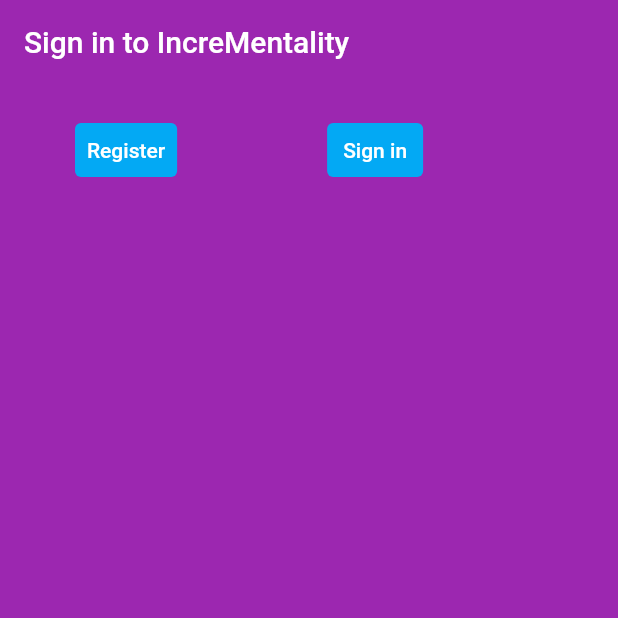
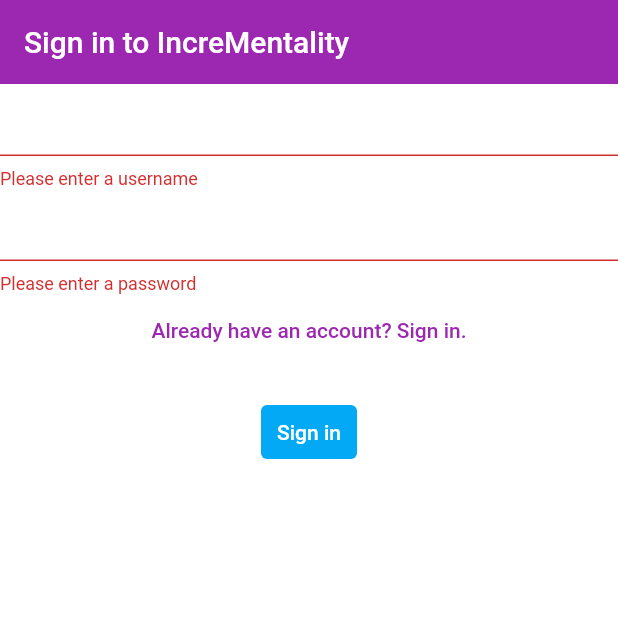
Before and after one commit to aidenharrington/Incrementality, a Flutter app: the screen it shows after launch, after a tap on "Sign in", on a phone screen of 412 x 824 dp, the top half of it. Run offline on Flutter 3.47's test engine with Material 2 defaults, Android fonts, the phone set to English and light mode, and no system bars; our stand-ins replace firebase_auth, firebase_core; accounts and stored records are empty.

Commit message:
added confirm password logic and registration error handling

```diff
--- a/lib/main.dart
+++ b/lib/main.dart
@@ -1,6 +1,6 @@
 import 'package:flutter/material.dart';
-import 'package:firebase_auth/firebase_auth.dart';
 import 'package:firebase_core/firebase_core.dart';
+import 'package:incrementality/screens/authenticate/sign_in_screen.dart';
 import 'package:incrementality/services/auth_service.dart';
 import 'package:provider/provider.dart';
 
@@ -14,7 +14,6 @@
 import 'screens/tabs/tasks_screen.dart';
 import 'screens/generic/app_loading_screen.dart';
 import 'screens/generic/error_screen.dart';
-import './screens/wrapper_screen.dart';
 
 void main() {
   WidgetsFlutterBinding.ensureInitialized();
@@ -41,15 +40,15 @@
         if (snapshot.connectionState == ConnectionState.done) {
           return MultiProvider(
             providers: [
-              StreamProvider<User>(
-                create: (ctx) => AuthService().userStream,
-                initialData: null,
+              ChangeNotifierProvider(
+                create: (ctx) => AuthService(),
               ),
               ChangeNotifierProvider(
                 create: (ctx) => TaskProvider(),
               ),
             ],
-            child: MaterialApp(
+            child: Consumer<AuthService>(
+              builder: (ctx, auth, _) => MaterialApp(
                 title: 'Flutter Demo',
                 theme: ThemeData(
                   primarySwatch: Colors.purple,
@@ -59,8 +58,8 @@
                     TargetPlatform.iOS: FadeTransitionBuilder(),
                   }),
                 ),
+                home: auth.isAuthenticated ? TasksScreen() : SignInScreen(),
                 routes: {
-                '/': (ctx) => WrapperScreen(),
                   TasksScreen.routeName: (ctx) => TasksScreen(),
                   DiscoverScreen.routeName: (ctx) => DiscoverScreen(),
                   EditTaskScreen.routeName: (ctx) => EditTaskScreen(),
@@ -69,11 +68,12 @@
                   StudyScreen.routeName: (ctx) => StudyScreen(),
                 },
                 onGenerateRoute: (settings) {
-                return MaterialPageRoute(builder: (ctx) => WrapperScreen());
+                  //return MaterialPageRoute(builder: (ctx) => WrapperScreen());
                 },
                 onUnknownRoute: (settings) {
-                return MaterialPageRoute(builder: (ctx) => WrapperScreen());
+                  //return MaterialPageRoute(builder: (ctx) => WrapperScreen());
                 },
+              ),
             ),
           );
         }
--- a/lib/models/authenticated_user.dart
+++ /dev/null
@@ -1,5 +0,0 @@
-class AuthenticatedUser {
-  final String uid;
-
-  AuthenticatedUser({this.uid});
-}
--- a/lib/models/exceptions/auth_exceptions/auth_exception.dart
+++ b/lib/models/exceptions/auth_exceptions/auth_exception.dart
@@ -1 +1,5 @@
-class AuthException implements Exception {}
+class AuthException implements Exception {
+  String get message {
+    return 'Auth Exception';
+  }
+}
--- a/lib/models/exceptions/auth_exceptions/email_in_use_exception.dart
+++ b/lib/models/exceptions/auth_exceptions/email_in_use_exception.dart
@@ -1,3 +1,7 @@
 import 'package:incrementality/models/exceptions/auth_exceptions/auth_exception.dart';
 
-class EmailInUseException implements AuthException {}
+class EmailInUseException implements AuthException {
+  String get message {
+    return 'Email is already in use.';
+  }
+}
--- a/lib/models/exceptions/auth_exceptions/password_too_weak_exception.dart
+++ b/lib/models/exceptions/auth_exceptions/password_too_weak_exception.dart
@@ -1,3 +1,7 @@
 import './auth_exception.dart';
 
-class PasswordTooWeakException implements AuthException {}
+class PasswordTooWeakException implements AuthException {
+  String get message {
+    return 'Password is too weak.';
+  }
+}
--- a/lib/models/exceptions/auth_exceptions/user_not_found_exception.dart
+++ b/lib/models/exceptions/auth_exceptions/user_not_found_exception.dart
@@ -1,3 +1,7 @@
 import './auth_exception.dart';
 
-class UserNotFoundException implements AuthException {}
+class UserNotFoundException implements AuthException {
+  String get message {
+    return 'Username or password is incorrect. Please try again.';
+  }
+}
--- a/lib/models/exceptions/auth_exceptions/user_not_verified_exception.dart
+++ b/lib/models/exceptions/auth_exceptions/user_not_verified_exception.dart
@@ -1,3 +1,7 @@
 import './auth_exception.dart';
 
-class UserNotVerifiedException implements AuthException {}
+class UserNotVerifiedException implements AuthException {
+  String get message {
+    return 'Please verify your email before continuing.';
+  }
+}
--- a/lib/screens/authenticate/sign_in_screen.dart
+++ b/lib/screens/authenticate/sign_in_screen.dart
@@ -1,21 +1,113 @@
 import 'package:flutter/material.dart';
+import 'package:incrementality/models/exceptions/auth_exceptions/auth_exception.dart';
+import 'package:provider/provider.dart';
 
 import '../../services/auth_service.dart';
 
-class SignInScreen extends StatelessWidget {
-  final AuthService _auth = AuthService();
+class SignInScreen extends StatefulWidget {
+  @override
+  State<SignInScreen> createState() => _SignInScreenState();
+}
+
+class _SignInScreenState extends State<SignInScreen> {
+  final TextEditingController _usernameController = TextEditingController();
+  final TextEditingController _passwordController = TextEditingController();
+  final TextEditingController _confirmPasswordController =
+      TextEditingController();
+  final _formKey = GlobalKey<FormState>();
+  final String _registrationErrorTitle = 'Error while registering account.';
+  final String _signInErrorTitle = 'Error while signing in.';
+  final String _registerText = 'New user? Create a new account.';
+  final String _signInText = 'Already have an account? Sign in.';
+
+  bool _registrationMode = false;
+
+  String _emptyFieldValidator(String value, String field) {
+    if (value == null || value.isEmpty) {
+      return 'Please enter a $field';
+    }
+    return null;
+  }
+
+  String _confimPasswordValidator(String value) {
+    String emptyValidator =
+        _emptyFieldValidator(value, 'confirmation password');
+    if (emptyValidator != null) {
+      return emptyValidator;
+    }
+    if (_registrationMode &&
+        _passwordController.text != _confirmPasswordController.text) {
+      return 'Passwords must match.';
+    }
+    return null;
+  }
+
+  void _toggleRegistrationMode() {
+    setState(() {
+      _registrationMode = !_registrationMode;
+    });
+  }
+
+  Future<void> _showErrorAlert(String title, String message) async {
+    return showDialog<void>(
+      context: context,
+      barrierDismissible: false,
+      builder: (BuildContext context) {
+        return AlertDialog(
+          title: Text(title),
+          content: SingleChildScrollView(
+            child: ListBody(
+              children: <Widget>[
+                Text(message),
+              ],
+            ),
+          ),
+          actions: <Widget>[
+            TextButton(
+              child: const Text('Okay'),
+              onPressed: () {
+                Navigator.of(context).pop();
+              },
+            ),
+          ],
+        );
+      },
+    );
+  }
 
   @override
   Widget build(BuildContext context) {
+    final AuthService _auth = Provider.of<AuthService>(context, listen: false);
     return Scaffold(
-      backgroundColor: Theme.of(context).primaryColor,
+      backgroundColor: Colors.white,
       appBar: AppBar(
         backgroundColor: Theme.of(context).primaryColor,
         title: Text('Sign in to IncreMentality'),
         elevation: 0.0,
       ),
-      body: Row(
+      body: Form(
+        key: _formKey,
+        child: Column(
           children: [
+            TextFormField(
+              controller: _usernameController,
+              validator: (value) => _emptyFieldValidator(value, 'username'),
+            ),
+            TextFormField(
+              controller: _passwordController,
+              validator: (value) => _emptyFieldValidator(value, 'password'),
+            ),
+            _registrationMode
+                ? Column(
+                    children: [
+                      TextFormField(
+                        controller: _confirmPasswordController,
+                        validator: (value) => _confimPasswordValidator(value),
+                      ),
+                      TextButton(
+                        onPressed: _toggleRegistrationMode,
+                        child: Text(_registerText),
+                      ),
                       Container(
                         padding: EdgeInsets.symmetric(
                           vertical: 20,
@@ -23,7 +115,8 @@
                         ),
                         child: TextButton(
                           style: ButtonStyle(
-                backgroundColor: MaterialStateProperty.resolveWith<Color>(
+                            backgroundColor:
+                                MaterialStateProperty.resolveWith<Color>(
                               (Set<MaterialState> states) {
                                 if (states.contains(MaterialState.pressed)) {
                                   return Colors.white;
@@ -37,9 +130,30 @@
                             style: TextStyle(color: Colors.white),
                           ),
                           onPressed: () async {
-                await _auth.register('bob', 'pass');
+                            if (_formKey.currentState.validate()) {
+                              try {
+                                await _auth.register(
+                                  _usernameController.text,
+                                  _passwordController.text,
+                                );
+                              } on AuthException catch (e) {
+                                await _showErrorAlert(
+                                    _registrationErrorTitle, e.message);
+                              } catch (e) {
+                                await _showErrorAlert(_registrationErrorTitle,
+                                    'Unknown System Error');
+                              }
+                            }
                           },
                         ),
+                      ),
+                    ],
+                  )
+                : Column(
+                    children: [
+                      TextButton(
+                        onPressed: _toggleRegistrationMode,
+                        child: Text(_signInText),
                       ),
                       Container(
                         padding: EdgeInsets.symmetric(
@@ -48,7 +162,8 @@
                         ),
                         child: TextButton(
                           style: ButtonStyle(
-                backgroundColor: MaterialStateProperty.resolveWith<Color>(
+                            backgroundColor:
+                                MaterialStateProperty.resolveWith<Color>(
                               (Set<MaterialState> states) {
                                 if (states.contains(MaterialState.pressed)) {
                                   return Colors.white;
@@ -61,11 +176,31 @@
                             'Sign in',
                             style: TextStyle(color: Colors.white),
                           ),
-              onPressed: () async {},
+                          onPressed: () async {
+                            if (_formKey.currentState.validate()) {
+                              try {
+                                await _auth.signIn(
+                                  _usernameController.text,
+                                  _passwordController.text,
+                                );
+                              } on AuthException catch (e) {
+                                await _showErrorAlert(
+                                    _signInErrorTitle, e.message);
+                              } catch (e) {
+                                await _showErrorAlert(
+                                  _signInErrorTitle,
+                                  'Unknown System Error',
+                                );
+                              }
+                            }
+                          },
                         ),
                       ),
                     ],
                   ),
+          ],
+        ),
+      ),
     );
   }
 }
--- a/lib/screens/wrapper_screen.dart
+++ /dev/null
@@ -1,11 +0,0 @@
-import 'package:flutter/material.dart';
-
-import '../screens/authenticate/authenticate_screen.dart';
-import '../screens/tabs/tasks_screen.dart';
-
-class WrapperScreen extends StatelessWidget {
-  @override
-  Widget build(BuildContext context) {
-    return AuthenticateScreen();
-  }
-}
--- a/lib/services/auth_service.dart
+++ b/lib/services/auth_service.dart
@@ -1,4 +1,5 @@
 import 'package:firebase_auth/firebase_auth.dart';
+import 'package:flutter/cupertino.dart';
 
 import '../models/exceptions/auth_exceptions/auth_exception.dart';
 import '../models/exceptions/auth_exceptions/email_in_use_exception.dart';
@@ -6,11 +7,12 @@
 import '../models/exceptions/auth_exceptions/user_not_found_exception.dart';
 import '../models/exceptions/auth_exceptions/user_not_verified_exception.dart';
 
-class AuthService {
-  final FirebaseAuth _auth = FirebaseAuth.instance;
+class AuthService with ChangeNotifier {
+  User _user;
 
-  Stream<User> get userStream {
-    return _auth.userChanges();
+  bool get isAuthenticated {
+    print(_user);
+    return _user != null;
   }
 
   // sign in with email and password
@@ -27,9 +29,13 @@
     }
     User user = FirebaseAuth.instance.currentUser;
     if (user != null && !user.emailVerified) {
-      //throw UserNotVerifiedException();
       await user.sendEmailVerification();
+      throw UserNotVerifiedException();
+    } else {
+      print('Signed in...');
+      _user = user;
     }
+    notifyListeners();
   }
 
   //register with email and password
@@ -40,19 +46,23 @@
         email: email,
         password: password,
       );
+      await FirebaseAuth.instance.currentUser.sendEmailVerification();
+      notifyListeners();
     } on FirebaseAuthException catch (e) {
-      if (e.code == 'weak-password') {
+      if (e.code == 'email-already-in-use') {
+        throw EmailInUseException();
+      } else if (e.code == 'weak-password') {
         throw PasswordTooWeakException();
-      } else if (e.code == 'email-already-in-use') {
-        throw EmailInUseException();
       }
     } catch (e) {
       throw AuthException();
     }
+    notifyListeners();
   }
 
   //sign out
   Future<void> signOut() async {
     await FirebaseAuth.instance.signOut();
+    notifyListeners();
   }
 }
```
Lines whose indentation alone changed are shown as unchanged.
